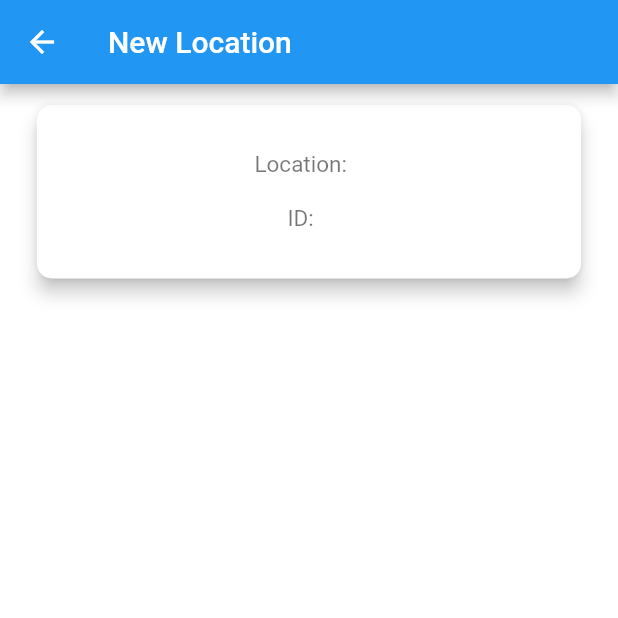
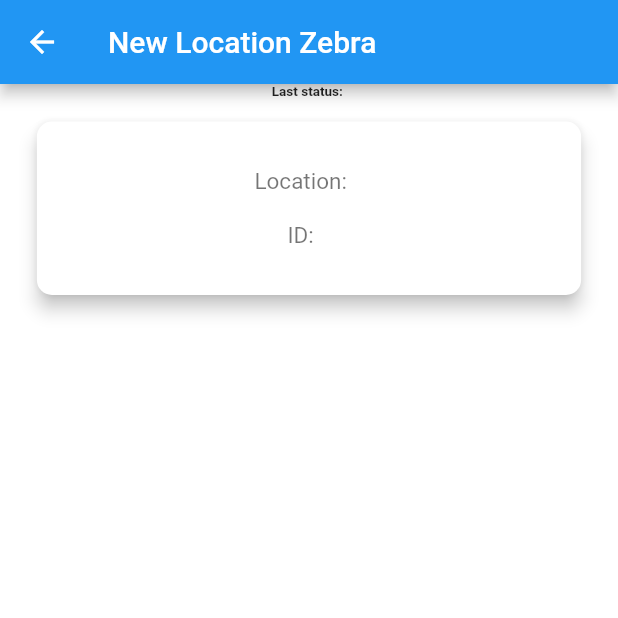
Before and after one commit to MConcoba/Ubicaciones-App-Handle, a Flutter app: the Home screen opened by its route, after a tap on "Location", on a phone screen of 412 x 824 dp, the top half of it. Run offline on Flutter 3.47's test engine with Material 2 defaults, Android fonts, the phone set to English and light mode, and no system bars; our stand-ins replace audioplayers, connectivity_plus, device_info_plus, flutter_dotenv, responsive_sizer, shared_preferences; missing offline and left inert: flutter_datawedge, honeywell_scanner, is_first_run, sql_conn, unique_identifier; accounts and stored records are empty.

Commit message:
feat(add): config to scanner zebra

```diff
--- a/lib/main.dart
+++ b/lib/main.dart
@@ -1,5 +1,7 @@
 import 'package:flutter/material.dart';
 import 'package:flutter_dotenv/flutter_dotenv.dart';
+import 'package:locations/src/screens/new_location_screen.dart';
+import 'package:locations/src/screens/new_location_screen_zebra.dart';
 import 'package:provider/provider.dart';
 import 'package:responsive_sizer/responsive_sizer.dart';
 
@@ -7,7 +9,6 @@
 import './src/providers/connection.dart';
 import './src/screens/home.dart';
 import './src/screens/login.dart';
-import './src/screens/new_location_screen.dart';
 import './src/screens/splash_screen.dart';
 
 void main() async {
@@ -51,6 +52,7 @@
               Home.routeName: (ctx) => const Home(),
               AuthScreen.routeName: (ctx) => AuthScreen(),
               LocScreen.routeName: (ctx) => LocScreen(),
+              ZebraScreen.routeName: (ctx) => ZebraScreen(),
             },
           ),
         ),
--- a/lib/src/screens/home.dart
+++ b/lib/src/screens/home.dart
@@ -1,10 +1,10 @@
 import 'package:flutter/material.dart';
 import 'package:flutter_dotenv/flutter_dotenv.dart';
 import 'package:locations/src/providers/connection.dart';
+import 'package:locations/src/screens/new_location_screen_zebra.dart';
 import 'package:provider/provider.dart';
 import 'package:shared_preferences/shared_preferences.dart';
 
-import './new_location_screen.dart';
 import './settings.dart';
 import '../providers/auth.dart';
 
@@ -93,7 +93,7 @@
                   splashColor: Colors.black26,
                   heroTag: 'loc',
                   onPressed: () {
-                    Navigator.of(context).pushNamed(LocScreen.routeName);
+                    Navigator.of(context).pushNamed(ZebraScreen.routeName);
                   },
                   child: Column(
                     mainAxisSize: MainAxisSize.min,
--- /dev/null
+++ b/lib/src/screens/new_location_screen_zebra.dart
@@ -0,0 +1,428 @@
+import 'dart:async';
+import 'dart:io';
+import 'dart:math';
+import 'dart:typed_data';
+
+import 'package:audioplayers/audioplayers.dart';
+import 'package:flutter/material.dart';
+import 'package:flutter/services.dart';
+import 'package:flutter_datawedge/flutter_datawedge.dart';
+import 'package:flutter_datawedge/models/scan_result.dart';
+import 'package:flutter_datawedge/models/scanner_status.dart';
+import 'package:honeywell_scanner/honeywell_scanner.dart';
+import 'package:responsive_sizer/responsive_sizer.dart';
+
+import '../models/package.dart';
+import '../providers/connection.dart';
+import '../widgets/wr_lists.dart';
+
+class ZebraScreen extends StatefulWidget {
+  const ZebraScreen({Key? key}) : super(key: key);
+  static const routeName = '/location-zebra';
+
+  @override
+  State<ZebraScreen> createState() => _ZebraScreenState();
+}
+
+class _ZebraScreenState extends State<ZebraScreen> {
+  late StreamSubscription<ScanResult> onScanResultListener;
+  late StreamSubscription<ScannerStatus> onScannerStatusListener;
+  List<ScanResult> scanResults = [];
+  String _lastStatus = '';
+  late FlutterDataWedge fdw;
+
+  String? errorMessage;
+
+  bool exLocation = false;
+  bool firstLocation = false;
+  String idLocation = '';
+  String nameLocation = '';
+  String currentPgk = '';
+  DateTime currentTime = DateTime.now();
+
+  int maxduration = 100;
+  int currentpos = 0;
+  String currentpostlabel = "00:00";
+  String audioasset = "assets/audio/error.mp3";
+  bool isplaying = false;
+  bool audioplayed = false;
+  late Uint8List audiobytes;
+  AudioPlayer player = AudioPlayer();
+
+  Color cone = Colors.white;
+
+  bool isDeviceSupported = false;
+  bool scannerEnabled = false;
+
+  final List<Package> _paquetes = [];
+
+  @override
+  void initState() {
+    exLocation = false;
+    firstLocation = false;
+    super.initState();
+    // WidgetsBinding.instance.addObserver(this);
+    initScanner();
+    configSong();
+  }
+
+  Future<void> configSong() async {
+    Future.delayed(Duration.zero, () async {
+      ByteData bytes = await rootBundle.load(audioasset);
+      audiobytes =
+          bytes.buffer.asUint8List(bytes.offsetInBytes, bytes.lengthInBytes);
+
+      player.onDurationChanged.listen((Duration d) {
+        maxduration = d.inMilliseconds;
+        setState(() {});
+      });
+
+      player.onAudioPositionChanged.listen((Duration p) {
+        currentpos = p.inMilliseconds;
+        int shours = Duration(milliseconds: currentpos).inHours;
+        int sminutes = Duration(milliseconds: currentpos).inMinutes;
+        int sseconds = Duration(milliseconds: currentpos).inSeconds;
+
+        int rhours = shours;
+        int rminutes = sminutes - (shours * 60);
+        int rseconds = sseconds - (sminutes * 60 + shours * 60 * 60);
+
+        currentpostlabel = "$rhours:$rminutes:$rseconds";
+      });
+    });
+  }
+
+  @override
+  void onError(Exception error) {
+    setState(() {
+      cone = Colors.red;
+      errorMessage = error.toString();
+    });
+  }
+
+  void _showErrorDialog(String message) {
+    showDialog(
+      barrierDismissible: false,
+      context: context,
+      builder: (ctx) => AlertDialog(
+        title: Text('An Error Occurred!'),
+        content: Text(message),
+        backgroundColor: cone,
+        actions: <Widget>[
+          FlatButton(
+            child: Text('Okay'),
+            onPressed: () {
+              fdw.enableScanner(true);
+              Navigator.of(ctx).pop();
+            },
+          )
+        ],
+      ),
+    );
+  }
+
+  Future<bool> _submit(String? code) async {
+    print(code!.length);
+    code.length == 10 ? exLocation = false : exLocation = true;
+    String bulto = code.substring(2);
+    try {
+      if (!exLocation) {
+        Map<String, dynamic> a = await Connection().getLocaion(code);
+        randonColor();
+        if (firstLocation) {
+          newLocation(a['Nombre'].toString(), true, '');
+        }
+        setState(() {
+          exLocation = true;
+          firstLocation = true;
+          idLocation = a['Ubicacionid'].toString();
+          nameLocation = a['Nombre'].toString();
+        });
+      } else {
+        await Connection().postLocation(bulto, idLocation);
+        validationPackages(bulto, true, '');
+      }
+      return true;
+    } on HttpException catch (error) {
+      if (exLocation) {
+        validationPackages(bulto, false, error.toString());
+      } else {
+        newLocation(code, false, error.toString());
+      }
+      return false;
+    } catch (error) {
+      if (exLocation) {
+        validationPackages(bulto, false, error.toString());
+      } else {
+        newLocation(code, false, error.toString());
+
+        // await alertError(error.toString());
+      }
+      return false;
+    }
+  }
+
+  Future<void> validationPackages(
+      String? code, bool valid, String? error) async {
+    var a = Icon(Icons.check_box);
+    final newPgk = Package(
+      location: nameLocation,
+      wr: code!,
+      date: DateTime.now(),
+      color: cone,
+      icono: a,
+      descrition: 'UBICADO :|: $nameLocation BULTO $code',
+    );
+    if (!valid) {
+      newPgk.icono = Icon(Icons.error, color: Colors.red);
+      newPgk.descrition = '$error :|: $code';
+      await alertError(newPgk.descrition);
+    } else {
+      randonColor();
+      newPgk.icono = Icon(
+        Icons.check_box,
+        color: cone,
+      );
+    }
+
+    setState(() {
+      currentPgk = newPgk.descrition;
+      _paquetes.add(newPgk);
+    });
+  }
+
+  Future<void> newLocation(String? code, bool valid, String? error) async {
+    var ico = Icon(Icons.house_rounded);
+    final newPgk = Package(
+      location: nameLocation,
+      wr: code!,
+      date: DateTime.now(),
+      color: cone,
+      icono: ico,
+      descrition: 'NUEVA UBICACION :|: $code',
+    );
+
+    if (!valid) {
+      newPgk.icono = Icon(Icons.error, color: Colors.red);
+      newPgk.descrition = '$error :|: $code';
+      await alertError(error.toString());
+    } else {
+      randonColor();
+      newPgk.icono = Icon(
+        Icons.house_rounded,
+        color: cone,
+      );
+    }
+
+    setState(() {
+      currentPgk = newPgk.descrition;
+      _paquetes.add(newPgk);
+    });
+  }
+
+  void randonColor() {
+    var list = ['green', 'yellow', 'pink', 'cyan', 'brown', 'purple'];
+    var current = cone;
+    do {
+      List<Color> colors = [
+        Colors.purple,
+        Colors.tealAccent,
+        Colors.brown,
+        Colors.yellow,
+        Colors.teal,
+        Color(0xFF003B6B)
+      ];
+
+      Random random = Random();
+      int cindex = random.nextInt(colors.length);
+      Color tempcol = colors[cindex];
+
+      setState(() {
+        cone = tempcol;
+      });
+    } while (current == cone);
+  }
+
+  @override
+  Widget build(BuildContext context) {
+    final deviceSize = MediaQuery.of(context).size;
+    return Scaffold(
+      backgroundColor: cone,
+      appBar: AppBar(
+        title: const Text('New Location Zebra'),
+      ),
+      body: Column(
+        children: [
+          Text('Last status: ' + _lastStatus,
+              style: TextStyle(fontWeight: FontWeight.bold, fontSize: 9)),
+          Center(
+            child: Padding(
+              padding: const EdgeInsets.only(top: 10),
+              child: Container(
+                width: 90.w,
+                height: 15.h,
+                //color: Colors.amber,
+                child: Card(
+                  shape: RoundedRectangleBorder(
+                      borderRadius: BorderRadius.circular(10)),
+                  elevation: 5,
+                  child: Center(
+                    child: Column(
+                      mainAxisAlignment: MainAxisAlignment.center,
+                      crossAxisAlignment: CrossAxisAlignment.center,
+                      children: <Widget>[
+                        RichText(
+                          text: TextSpan(
+                            text: 'Location:   ',
+                            style: TextStyle(
+                              color: Colors.black54,
+                              fontSize: 15,
+                              // fontWeight: FontWeight.bold,
+                            ),
+                            children: [
+                              TextSpan(
+                                text: nameLocation,
+                                style: TextStyle(
+                                  color: Colors.green,
+                                  fontSize: 22,
+                                  fontWeight: FontWeight.bold,
+                                ),
+                              ),
+                            ],
+                          ),
+                        ),
+                        RichText(
+                          text: TextSpan(
+                            text: '\nID:   ',
+                            style: TextStyle(
+                              color: Colors.black54,
+                              fontSize: 15,
+                              // fontWeight: FontWeight.bold,
+                            ),
+                            children: [
+                              TextSpan(
+                                text: idLocation,
+                                style: TextStyle(
+                                  color: Colors.green,
+                                  fontSize: 22,
+                                  fontWeight: FontWeight.bold,
+                                ),
+                              ),
+                            ],
+                          ),
+                        )
+                      ],
+                    ),
+                  ),
+                ),
+              ),
+            ),
+          ),
+          if (firstLocation) ...[
+            Padding(
+              padding: const EdgeInsets.all(10),
+              //child: Container(
+              child: Card(
+                shape: RoundedRectangleBorder(
+                  borderRadius: BorderRadius.circular(10.0),
+                ),
+                elevation: 8.0,
+                color: cone,
+                child: Container(
+                  width: 90.w,
+                  height: 10.h,
+                  //padding: EdgeInsets.only(top: 25),
+                  child: Center(
+                    child: Column(
+                      mainAxisAlignment: MainAxisAlignment.center,
+                      crossAxisAlignment: CrossAxisAlignment.center,
+                      children: [
+                        Text(
+                          textAlign: TextAlign.center,
+                          currentPgk,
+                          style: TextStyle(
+                            color: Colors.black,
+                            fontSize: 0.23.dp,
+                            fontWeight: FontWeight.bold,
+                          ),
+                        ),
+                      ],
+                    ),
+                  ),
+                ),
+              ),
+            ),
+            Padding(
+              padding: EdgeInsets.only(top: 0),
+              child: Align(
+                alignment: Alignment.bottomCenter,
+                child: PackageList(
+                  transactions: _paquetes,
+                ),
+              ),
+            ),
+          ]
+        ],
+      ),
+    );
+  }
+
+  Future<void> alertError(String e) async {
+    cone = Colors.red;
+    int result = await player.playBytes(audiobytes);
+    if (result == 1) {
+      //await honeywellScanner.stopScanner();
+      fdw.enableScanner(false);
+      _showErrorDialog(e);
+    } else {
+      print("Error while playing audio.");
+    }
+  }
+
+  void updateScanProperties() {
+    List<CodeFormat> codeFormats = [];
+
+    // codeFormats.add(CodeFormat.EAN_13);
+    Map<String, dynamic> properties = {
+      // ...CodeFormatUtils.getAsPropertiesComplement(codeFormats),
+      'NTF_BAD_READ_ENABLED': true,
+      'NTF_GOOD_READ_ENABLED': true,
+      'TRIG_CONTROL_MODE': true,
+      'TRIGGER_SETTINGS': true,
+      'NOTIFICATION_SETTINGS': true,
+      'goodRead': true,
+      'badRead': true,
+    };
+    //honeywellScanner.setProperties(properties);
+  }
+
+  void initScanner() {
+    if (Platform.isAndroid) {
+      fdw = FlutterDataWedge(profileName: 'FlutterDataWedge');
+      bool res;
+      onScanResultListener =
+          fdw.onScanResult.listen((result) => setState(() async => {
+                scanResults.add(result),
+                res = await _submit(result.data),
+                if (res)
+                  {}
+                else
+                  {
+                    setState(() {
+                      cone = Colors.red;
+                    })
+                  }
+              }));
+      onScannerStatusListener = fdw.onScannerStatus.listen(
+          (status) => setState(() => _lastStatus = status.status.value));
+    }
+  }
+
+  @override
+  void dispose() {
+    //honeywellScanner.stopScanner();
+    onScanResultListener.cancel();
+    onScannerStatusListener.cancel();
+    super.dispose();
+  }
+}
--- a/pubspec.yaml
+++ b/pubspec.yaml
@@ -43,6 +43,8 @@
   change_app_package_name: ^1.1.0
   responsive_sizer: ^3.1.1
   unique_identifier: ^0.3.0
+  flutter_datawedge: ^1.2.0
+
 
 
   # flutter_launcher_icons: ^0.11.0
```
Also changed, not shown: pubspec.lock.
